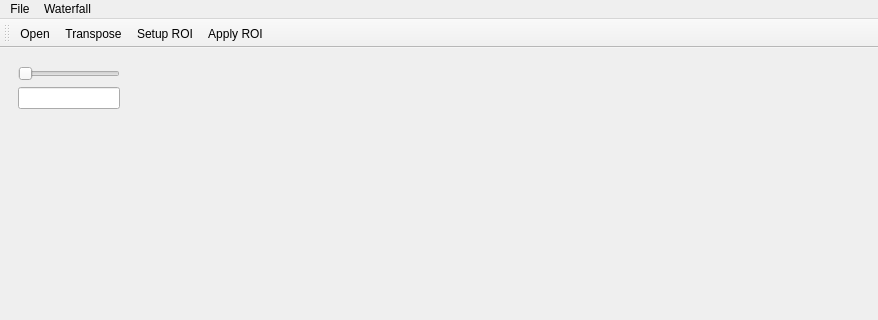
This is dispertrack/view/GUI/form.ui in Dennis-Dispertech/DisperTrack as Qt 5 draws it before an edit; both pictures show x 0 to 878 and y 0 to 320 of the 878 by 744 pixel window. The edited form follows.
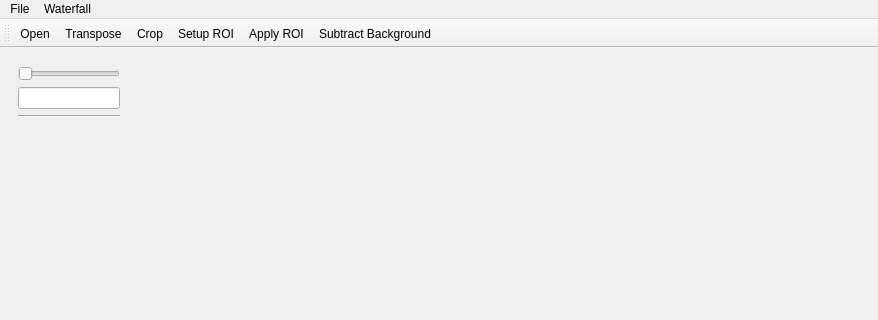
This is the edited form. Icons and pictures are not drawn.

Commit message: Added background subtraction and ROI

Patch:
```diff
--- a/dispertrack/view/GUI/form.ui
+++ b/dispertrack/view/GUI/form.ui
@@ -40,6 +40,13 @@
        <item>
         <widget class="QLineEdit" name="line_angle"/>
        </item>
+       <item>
+        <widget class="Line" name="line">
+         <property name="orientation">
+          <enum>Qt::Horizontal</enum>
+         </property>
+        </widget>
+       </item>
        <item>
         <spacer name="verticalSpacer">
          <property name="orientation">
@@ -102,8 +109,10 @@
    </attribute>
    <addaction name="action_open"/>
    <addaction name="action_transpose"/>
+   <addaction name="action_crop"/>
    <addaction name="action_setup_roi"/>
    <addaction name="action_apply_roi"/>
+   <addaction name="action_background"/>
   </widget>
   <action name="action_open">
    <property name="icon">
@@ -156,6 +165,30 @@
     <string>Show data iniside ROI</string>
    </property>
   </action>
+  <action name="action_background">
+   <property name="icon">
+    <iconset>
+     <normaloff>Icons/bent-blocks_erase.svg</normaloff>Icons/bent-blocks_erase.svg</iconset>
+   </property>
+   <property name="text">
+    <string>Subtract Background</string>
+   </property>
+   <property name="toolTip">
+    <string>Remove Background</string>
+   </property>
+  </action>
+  <action name="action_crop">
+   <property name="icon">
+    <iconset>
+     <normaloff>Icons/bent-blocks_crop.svg</normaloff>Icons/bent-blocks_crop.svg</iconset>
+   </property>
+   <property name="text">
+    <string>Crop</string>
+   </property>
+   <property name="toolTip">
+    <string>Select interesting range</string>
+   </property>
+  </action>
  </widget>
  <resources/>
  <connections/>
```
Left out of the diff: 1 changed line with no effect on the pictures. The commit also changes 7 other files.
